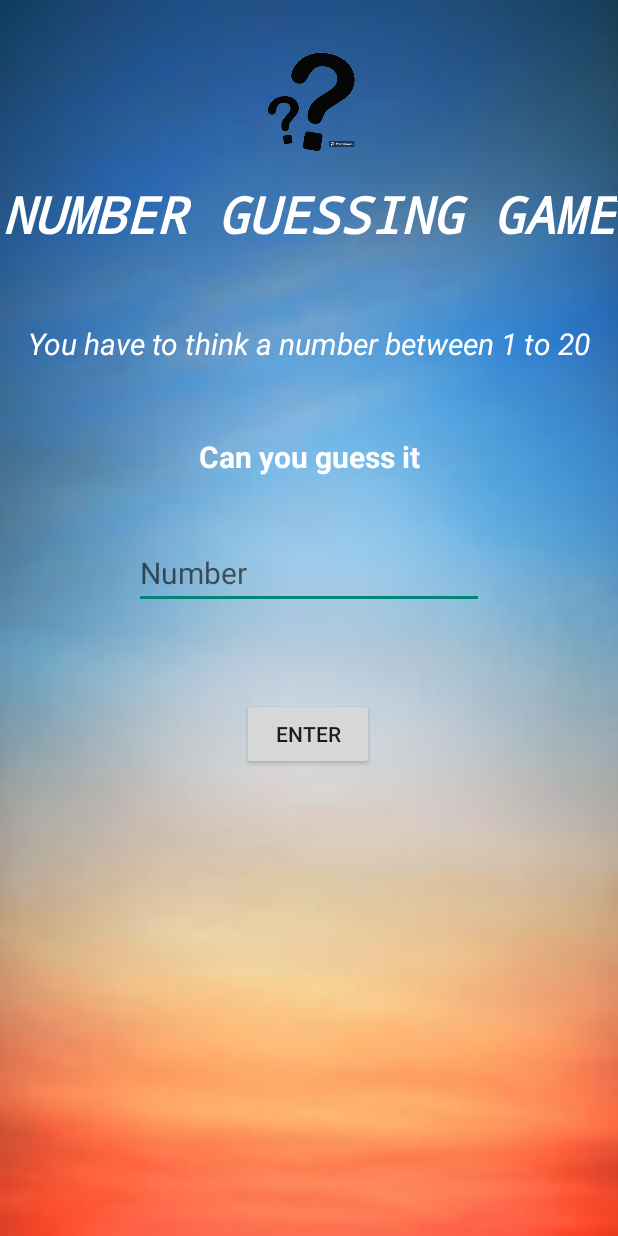
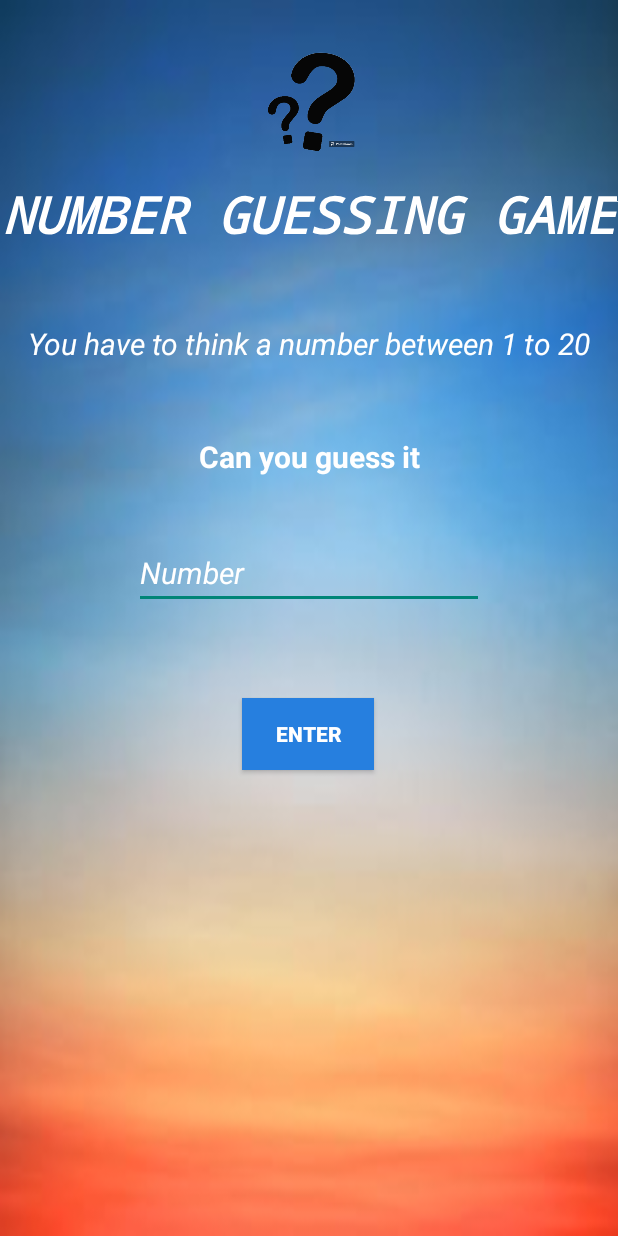
Before and after one commit to HadeedH3ro/Number_Guessing_Game, an Android app: the MainActivity screen opened directly, with no data from a screen before it, on a phone screen of 412 x 824 dp. Run offline under Robolectric (Android 15) with nearby library versions, the phone set to English and light mode, and no system bars.

Commit message:
this my number guessing game

```diff
--- a/app/src/main/res/layout/activity_main.xml
+++ b/app/src/main/res/layout/activity_main.xml
@@ -8,8 +8,6 @@
     android:orientation="vertical"
     android:gravity="center"
     tools:context=".MainActivity">
-
-
 
     <TextView
         android:id="@+id/text"
@@ -64,11 +62,13 @@
 
     <EditText
         android:id="@+id/guess"
+        android:textStyle="italic"
         android:layout_width="wrap_content"
         android:layout_height="wrap_content"
         android:layout_marginStart="100dp"
         android:layout_marginTop="40dp"
         android:layout_marginEnd="100dp"
+        android:textColorHint="@color/white"
         android:ems="10"
         android:hint="Number"
         android:inputType="number"
@@ -82,9 +82,12 @@
         android:id="@+id/button"
         android:layout_width="wrap_content"
         android:layout_height="wrap_content"
+        android:background="@color/newcolor"
+        android:onClick="guess"
+        android:shadowColor="@color/white"
         android:text="Enter"
-        android:textColorHighlight="@color/white"
-        android:textColorLink="@color/white"
+        android:textColor="@color/white"
+        android:textStyle="bold"
         app:layout_constraintBottom_toBottomOf="parent"
         app:layout_constraintEnd_toEndOf="parent"
         app:layout_constraintHorizontal_bias="0.498"
```
